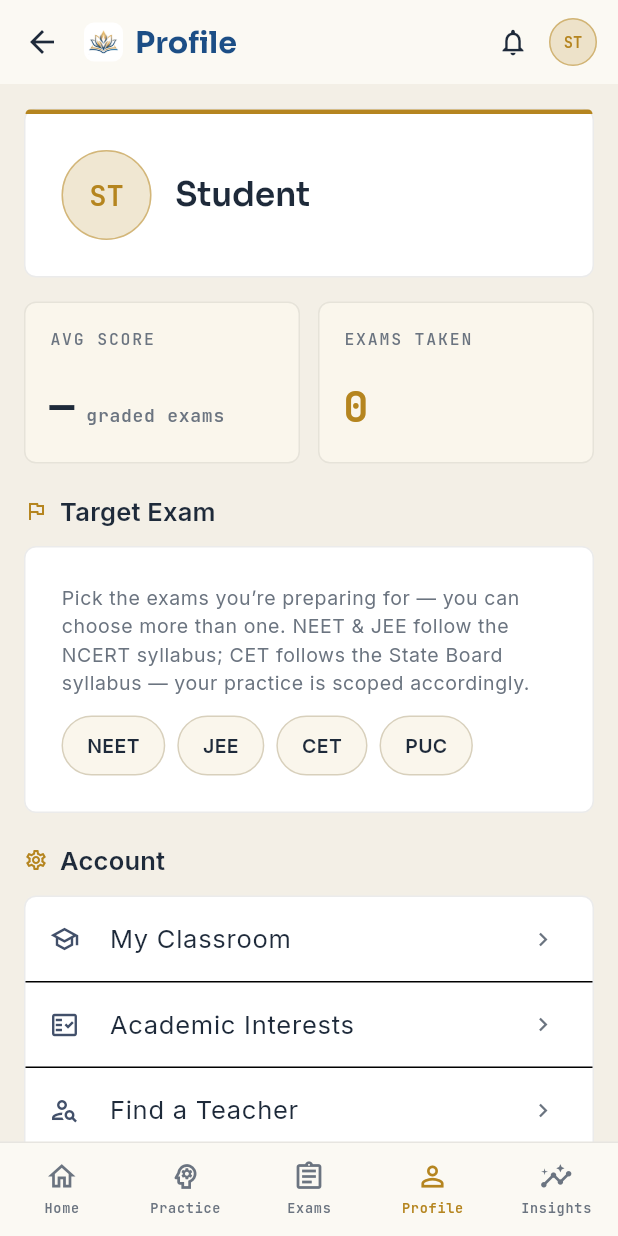
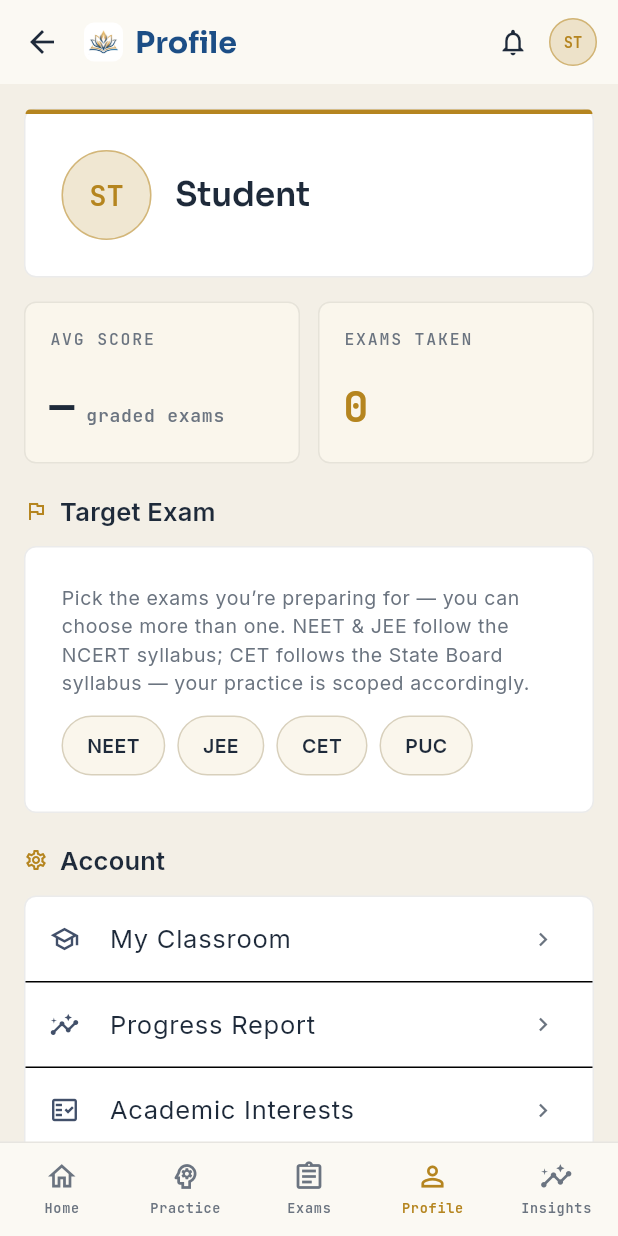
Before and after one commit to BharathMallesh/OlympiadPro, a Flutter app: the StudentProfileScreen widget shown alone on an empty page, opened directly, on a phone screen of 412 x 824 dp. Run offline on Flutter 3.47's test engine with Material 3 defaults, Android fonts, the phone set to English and light mode, and no system bars; our stand-ins replace connectivity_plus, file_picker, flutter_secure_storage, go_router, image_picker, pdf and 2 more; missing offline and left inert: crop_your_image, flutter_math_fork, pdfx; accounts and stored records are empty; network calls fail.

Commit message:
Add Progress Report links to Home and Profile
Students can now open the Progress Report from three places: the Insights card,
a "My Progress Report" button on the Home practice list, and a "Progress Report"
item in the Profile Account menu.

Co-Authored-By: Claude Opus 4.8 <noreply@anthropic.com>

```diff
--- a/lib/screens/student/hub_screen.dart
+++ b/lib/screens/student/hub_screen.dart
@@ -388,6 +388,12 @@ class _StudentHubScreenState extends State<StudentHubScreen> {
                         context.push('/student/practice-generator?pyq=1'
                             '${exam != null ? '&boards=$exam' : ''}');
                       }),
+                  const SizedBox(height: 10),
+                  AppButton('My Progress Report',
+                      expand: true,
+                      kind: AppBtnKind.ghost,
+                      trailingIcon: Icons.insights_outlined,
+                      onPressed: () => context.push('/student/progress')),
                   const SizedBox(height: 24),
                   if (!_loadingActivity && _activity.isNotEmpty) ...[
                     const SizedBox(height: 8),
--- a/lib/screens/student/profile_screen.dart
+++ b/lib/screens/student/profile_screen.dart
@@ -212,6 +212,8 @@ class _StudentProfileScreenState extends State<StudentProfileScreen> {
               child: Column(children: [
                 for (final (icon, label, route) in [
                   (Icons.school_outlined, 'My Classroom', '/student/hub'),
+                  (Icons.insights_outlined, 'Progress Report',
+                      '/student/progress'),
                   (Icons.fact_check_outlined, 'Academic Interests',
                       '/student/interests?edit=1'),
                   (Icons.person_search_outlined, 'Find a Teacher',
```
